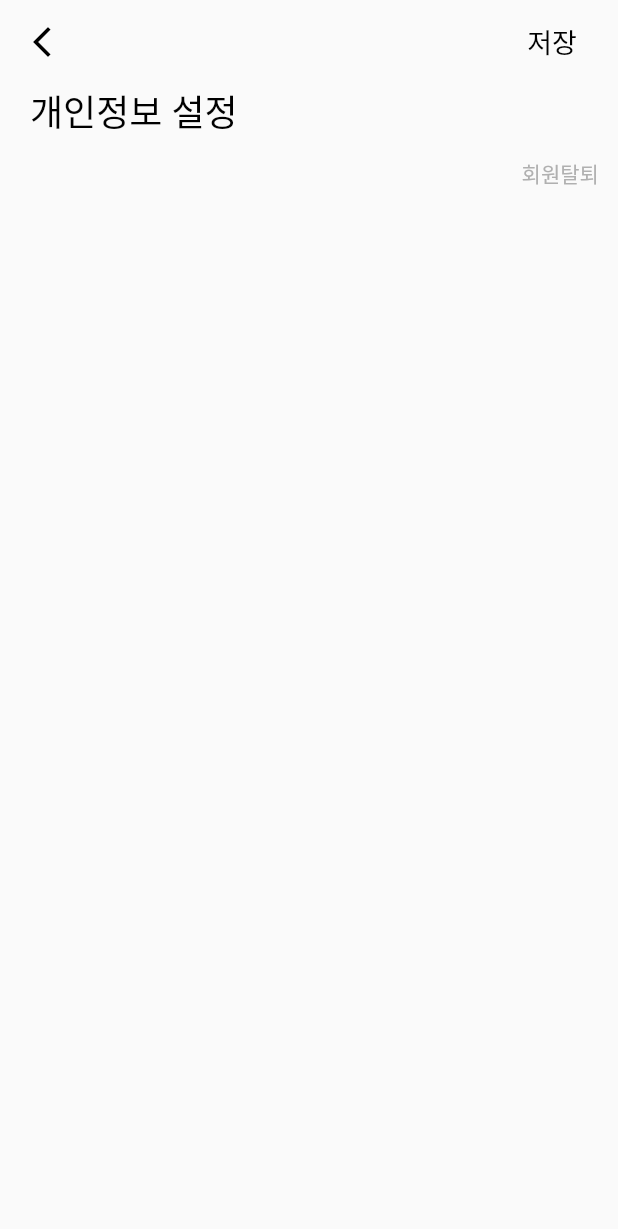
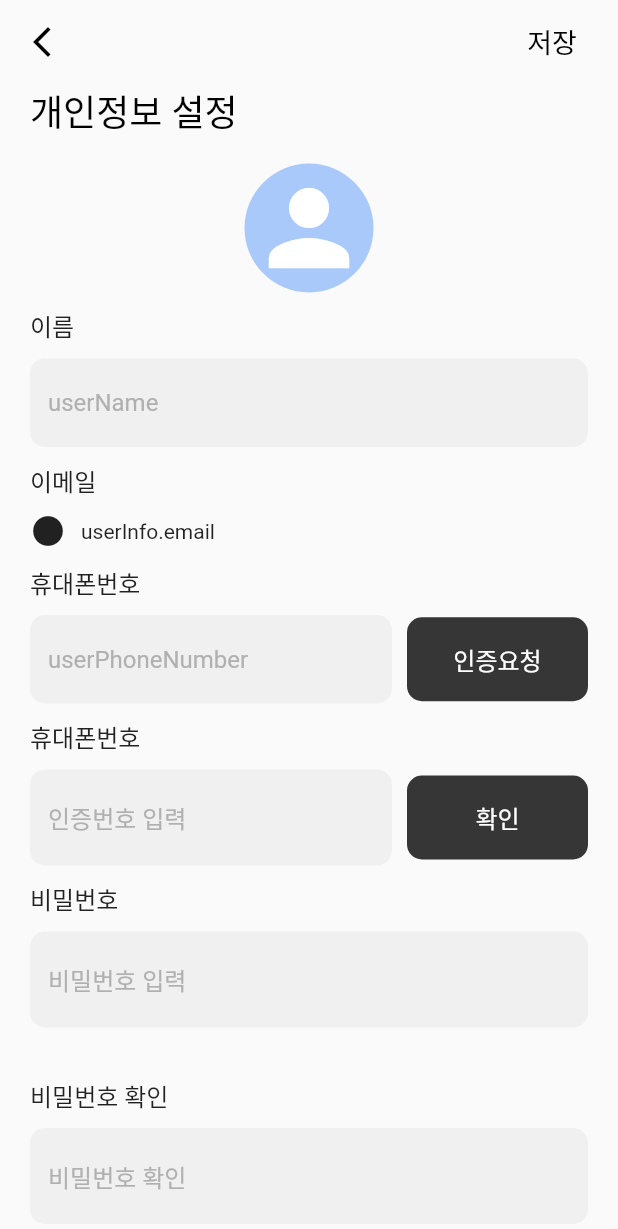
Before and after one commit to SniperFactory-Jangjeon/Jangjeon, a Flutter app: the PersonalInfoEditPage screen opened by its route, on a phone screen of 412 x 824 dp. Shown: the top 1229 px of the screen. Run offline on Flutter 3.47's test engine with Material 2 defaults, Android fonts, the phone set to English and light mode, and no system bars; our stand-ins replace cloud_firestore, firebase_auth, firebase_core, get; missing offline and left inert: kakao_flutter_sdk_user; accounts and stored records are empty; Roboto replaces fonts that are missing (PretendardBold, PretendardMedium).

Commit message:
설정 페이지

```diff
--- /dev/null
+++ b/lib/controller/account_delete_controller.dart
@@ -0,0 +1,36 @@
+import 'package:flutter/cupertino.dart';
+import 'package:get/get.dart';
+
+class AccountDeleteController extends GetxController {
+  PageController pageController = PageController(); //페이지 뷰 컨트롤러
+  RxInt currentPage = 0.obs; //회원탈퇴 현재 페이지
+  RxBool isAccountDeleteAgree = false.obs; //동의하기 버튼 활성화 여부
+  RxBool isAccountDeleteBtnActivated = false.obs; //탈퇴하기 버튼 활성화 여부
+  var accountDeleteReasonController = TextEditingController();
+
+  //페이지 이동
+  jumpToPage(page) {
+    currentPage(page);
+    pageController.jumpToPage(page);
+  }
+
+  //회원탈퇴 동의
+  accountDeleteAgree(value) {
+    if (isAccountDeleteAgree(value)) {
+      isAccountDeleteAgree(true);
+    } else {
+      isAccountDeleteAgree(false);
+    }
+    activateButton();
+  }
+
+  //탈퇴하기버튼 활성화 체크
+  activateButton() {
+    if (isAccountDeleteAgree.value &&
+        accountDeleteReasonController.text.isNotEmpty) {
+      isAccountDeleteBtnActivated.value = true;
+    } else {
+      isAccountDeleteBtnActivated.value = false;
+    }
+  }
+}
--- a/lib/controller/auth_controller.dart
+++ b/lib/controller/auth_controller.dart
@@ -12,4 +12,7 @@ class AuthController extends GetxController {
 
   //회원가입
   signup(id, pw, user) => AuthService().signup(id, pw, user);
+
+  //로그아웃
+  logout() => AuthService().logout();
 }
--- /dev/null
+++ b/lib/controller/personal_info_edit_controller.dart
@@ -0,0 +1,3 @@
+import 'package:get/get.dart';
+
+class PersonalInfoEditController extends GetxController {}
--- a/lib/controller/setting_controller.dart
+++ b/lib/controller/setting_controller.dart
@@ -1,10 +1,14 @@
 import 'package:flutter/cupertino.dart';
 import 'package:flutter/material.dart';
 import 'package:get/get.dart';
+import 'package:jangjeon/controller/auth_controller.dart';
 
 class SettingController extends GetxController {
   RxBool isNotifycation = false.obs;
   RxBool isMarketingAgree = false.obs;
+
+  //로그아웃
+  logout() => Get.find<AuthController>().logout();
 
   //뉴스 알림 체크?
   notifycation() {
--- a/lib/controller/withdrawal_controller.dart
+++ /dev/null
@@ -1,16 +0,0 @@
-import 'package:flutter/cupertino.dart';
-import 'package:get/get.dart';
-
-class WithdrawalController extends GetxController {
-  RxBool isWithdrawalAgree = false.obs;
-  var withdrawalReason = TextEditingController();
-
-  //회원탈퇴 동의
-  withdrawalAgree() {
-    if (isWithdrawalAgree.isTrue) {
-      isWithdrawalAgree(false);
-    } else {
-      isWithdrawalAgree(true);
-    }
-  }
-}
--- a/lib/service/auth_service.dart
+++ b/lib/service/auth_service.dart
@@ -31,4 +31,7 @@ class AuthService {
       ).catchError(
         (_) => false,
       );
+
+  //로그아웃
+  logout() => _firebaseAuth.signOut();
 }
--- a/lib/util/app_pages.dart
+++ b/lib/util/app_pages.dart
@@ -2,11 +2,11 @@ import 'package:get/get.dart';
 import 'package:jangjeon/util/app_routes.dart';
 import 'package:jangjeon/view/page/login_page.dart';
 import 'package:jangjeon/view/page/main_page.dart';
-import 'package:jangjeon/view/page/personal_info_modification_page.dart';
+import 'package:jangjeon/view/page/personal_info_edit_page.dart';
 import 'package:jangjeon/view/page/setting_page.dart';
 import 'package:jangjeon/view/page/signup_page.dart';
 import 'package:jangjeon/view/page/stock_page.dart';
-import 'package:jangjeon/view/page/withdrawal_page.dart';
+import 'package:jangjeon/view/page/account_delete_page.dart';
 
 class AppPages {
   static final pages = [
@@ -15,7 +15,8 @@ class AppPages {
     GetPage(name: AppRoutes.stock, page: () => const StockPage()),
     GetPage(
         name: AppRoutes.myinfoedit, page: () => const PersonalInfoEditPage()),
-    GetPage(name: AppRoutes.withdrawal, page: () => const WithdrawalPage()),
+    GetPage(
+        name: AppRoutes.accountDelete, page: () => const AccountDeletePage()),
     GetPage(name: AppRoutes.login, page: () => const LoginPage()),
     GetPage(name: AppRoutes.signup, page: () => const SignupPage()),
   ];
--- a/lib/util/app_routes.dart
+++ b/lib/util/app_routes.dart
@@ -1,17 +1,17 @@
 import 'package:jangjeon/view/page/login_page.dart';
 import 'package:jangjeon/view/page/main_page.dart';
-import 'package:jangjeon/view/page/personal_info_modification_page.dart';
+import 'package:jangjeon/view/page/personal_info_edit_page.dart';
 import 'package:jangjeon/view/page/setting_page.dart';
 import 'package:jangjeon/view/page/signup_page.dart';
 import 'package:jangjeon/view/page/stock_page.dart';
-import 'package:jangjeon/view/page/withdrawal_page.dart';
+import 'package:jangjeon/view/page/account_delete_page.dart';
 
 class AppRoutes {
   static const main = MainPage.route; //메인페이지
   static const setting = SettingPage.route; // 설정페이지
   static const stock = StockPage.route; // 주식페이지
   static const myinfoedit = PersonalInfoEditPage.route; //개인정보 수정페이지
-  static const withdrawal = WithdrawalPage.route; //회원탈퇴페이지
+  static const accountDelete = AccountDeletePage.route; //회원탈퇴페이지
   static const login = LoginPage.route; // 로그인페이지
   static const signup = SignupPage.route; //회원가입 페이지
 }
--- /dev/null
+++ b/lib/view/page/personal_info_edit_page.dart
@@ -0,0 +1,170 @@
+import 'package:flutter/material.dart';
+import 'package:flutter/src/widgets/framework.dart';
+import 'package:flutter/src/widgets/placeholder.dart';
+import 'package:get/get.dart';
+import 'package:jangjeon/controller/personal_info_edit_controller.dart';
+import 'package:jangjeon/util/app_color.dart';
+import 'package:jangjeon/util/app_routes.dart';
+import 'package:jangjeon/util/app_text_style.dart';
+import 'package:jangjeon/view/widget/app_elevated_button.dart';
+import 'package:jangjeon/view/widget/app_text_field.dart';
+
+class PersonalInfoEditPage extends StatelessWidget {
+  const PersonalInfoEditPage({super.key});
+  static const route = '/myinfoedit';
+
+  @override
+  Widget build(BuildContext context) {
+    return Scaffold(
+      appBar: AppBar(
+        elevation: 0,
+        backgroundColor: Colors.transparent,
+        foregroundColor: Colors.black,
+        leading: IconButton(
+            onPressed: () => Get.back(),
+            icon: const Icon(Icons.arrow_back_ios_new)),
+        actions: [
+          TextButton(
+              onPressed: () {}, child: Text('저장', style: AppTextStyle.b2M18())),
+          const SizedBox(width: 12)
+        ],
+      ),
+      body: Container(
+        margin: const EdgeInsets.symmetric(horizontal: 20),
+        child: SingleChildScrollView(
+          child: Column(
+            crossAxisAlignment: CrossAxisAlignment.start,
+            children: [
+              Text('개인정보 설정', style: AppTextStyle.b1B24()),
+              const SizedBox(height: 17),
+              Container(
+                alignment: const Alignment(0, 0),
+                child: CircleAvatar(
+                  backgroundColor: Color(0xFFA9C9FA),
+                  child: Icon(
+                    Icons.person,
+                    color: AppColor.grayscale0,
+                    size: 80,
+                  ),
+                  radius: 43,
+                ),
+              ),
+              const SizedBox(height: 10),
+              Text(
+                '이름',
+                style: AppTextStyle.b3M16(color: AppColor.grayscale100),
+              ),
+              const SizedBox(height: 10),
+              AppTextField(
+                controller: null,
+                hintText: 'userName',
+                errorText: null,
+                onChanged: null,
+                obscureText: true,
+              ),
+              const SizedBox(height: 10),
+              Text(
+                '이메일',
+                style: AppTextStyle.b3M16(color: AppColor.grayscale100),
+              ),
+              const SizedBox(height: 10),
+              Row(
+                children: [
+                  const Icon(Icons.circle),
+                  const SizedBox(width: 10),
+                  Text('userInfo.email')
+                ],
+              ),
+              const SizedBox(height: 10),
+              Text(
+                '휴대폰번호',
+                style: AppTextStyle.b3M16(color: AppColor.grayscale100),
+              ),
+              const SizedBox(height: 10),
+              Row(
+                children: [
+                  Expanded(
+                    flex: 2,
+                    child: AppTextField(
+                      controller: null,
+                      hintText: 'userPhoneNumber',
+                      errorText: null,
+                      onChanged: null,
+                    ),
+                  ),
+                  const SizedBox(width: 10),
+                  const Expanded(
+                    flex: 1,
+                    child: AppElevatedButton(childText: '인증요청'),
+                  ),
+                ],
+              ),
+              const SizedBox(height: 10),
+              Text(
+                '휴대폰번호',
+                style: AppTextStyle.b3M16(color: AppColor.grayscale100),
+              ),
+              const SizedBox(height: 10),
+              Row(
+                children: [
+                  Expanded(
+                    flex: 2,
+                    child: AppTextField(
+                      controller: null,
+                      hintText: '인증번호 입력',
+                      errorText: null,
+                      onChanged: null,
+                    ),
+                  ),
+                  const SizedBox(width: 10),
+                  const Expanded(
+                    flex: 1,
+                    child: AppElevatedButton(childText: '확인'),
+                  ),
+                ],
+              ),
+              const SizedBox(height: 10),
+              Text(
+                '비밀번호',
+                style: AppTextStyle.b3M16(color: AppColor.grayscale100),
+              ),
+              const SizedBox(height: 10),
+              AppTextField(
+                controller: null,
+                hintText: '비밀번호 입력',
+                errorText: null,
+                onChanged: null,
+                obscureText: true,
+              ),
+              const SizedBox(height: 33),
+              const Text(
+                style: TextStyle(
+                  fontSize: 16,
+                ),
+                '비밀번호 확인',
+              ),
+              const SizedBox(height: 10),
+              AppTextField(
+                controller: null,
+                hintText: '비밀번호 확인',
+                errorText: null,
+                onChanged: null,
+                obscureText: true,
+              ),
+              Container(
+                alignment: const Alignment(1.1, 0),
+                child: TextButton(
+                  onPressed: () => Get.toNamed(AppRoutes.accountDelete),
+                  child: Text(
+                    '회원탈퇴',
+                    style: AppTextStyle.b4M14(color: AppColor.grayscale30),
+                  ),
+                ),
+              )
+            ],
+          ),
+        ),
+      ),
+    );
+  }
+}
--- a/lib/view/page/personal_info_modification_page.dart
+++ /dev/null
@@ -1,53 +0,0 @@
-import 'package:flutter/material.dart';
-import 'package:flutter/src/widgets/framework.dart';
-import 'package:flutter/src/widgets/placeholder.dart';
-import 'package:get/get.dart';
-import 'package:jangjeon/util/app_routes.dart';
-import 'package:jangjeon/util/app_text_style.dart';
-
-class PersonalInfoEditPage extends StatelessWidget {
-  const PersonalInfoEditPage({super.key});
-  static const route = '/myinfoedit';
-
-  @override
-  Widget build(BuildContext context) {
-    return Scaffold(
-      appBar: AppBar(
-        elevation: 0,
-        backgroundColor: Colors.transparent,
-        foregroundColor: Colors.black,
-        leading: IconButton(
-            onPressed: () => Get.back(),
-            icon: const Icon(Icons.arrow_back_ios_new)),
-        actions: [
-          TextButton(
-              onPressed: () {},
-              child:
-                  Text('저장', style: AppTextStyle.b2M18(color: Colors.black))),
-          const SizedBox(width: 12)
-        ],
-      ),
-      body: Container(
-        margin: const EdgeInsets.symmetric(horizontal: 20),
-        child: SingleChildScrollView(
-          child: Column(
-            crossAxisAlignment: CrossAxisAlignment.start,
-            children: [
-              Text('개인정보 설정', style: AppTextStyle.b1B24()),
-              Container(
-                alignment: const Alignment(1.1, 0),
-                child: TextButton(
-                  onPressed: () => Get.toNamed(AppRoutes.withdrawal),
-                  child: Text(
-                    '회원탈퇴',
-                    style: AppTextStyle.b4M14(color: const Color(0xFFB0B0B0)),
-                  ),
-                ),
-              )
-            ],
-          ),
-        ),
-      ),
-    );
-  }
-}
```
Also changed, not shown: lib/main.dart (+4 -3 lines), lib/view/page/account_delete_page.dart (added, +24 -0 lines), lib/view/page/setting_page.dart (+22 -15 lines), lib/view/page/withdrawal_page.dart (deleted, +0 -111 lines), lib/view/screen/account_delete_screen.dart (added, +121 -0 lines), lib/view/screen/account_delete_success_screen.dart (added, +48 -0 lines), lib/view/widget/app_dialog.dart (added, +81 -0 lines), lib/view/widget/app_floatingaction_button.dart (+10 -8 lines), 1 other file.
